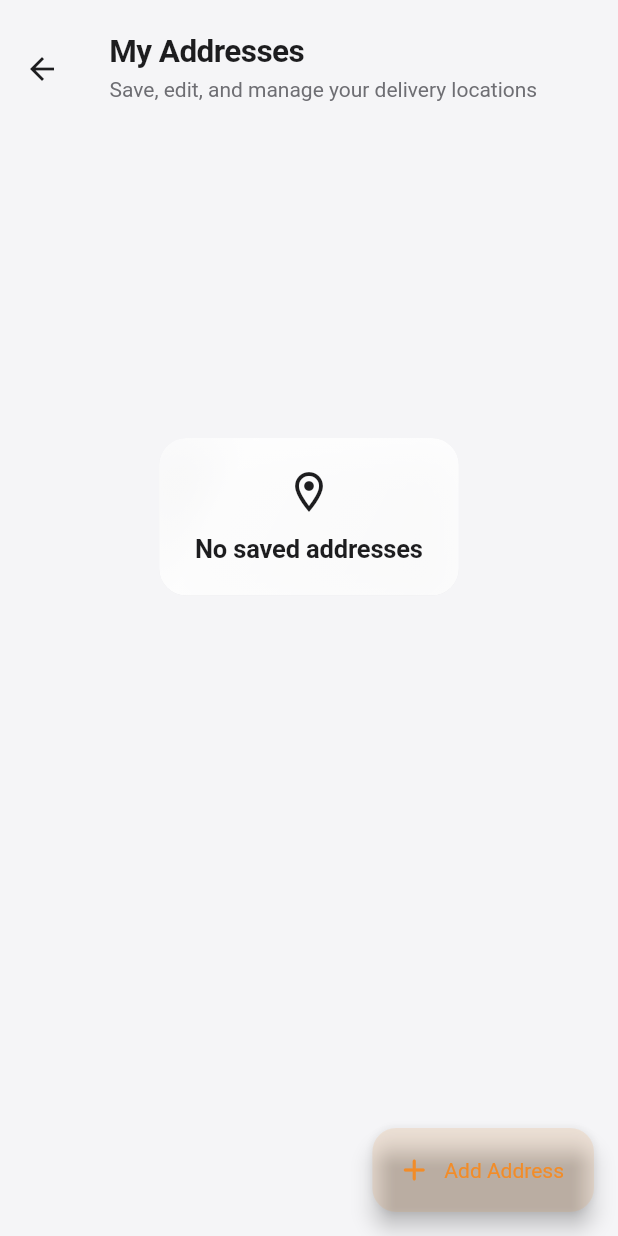
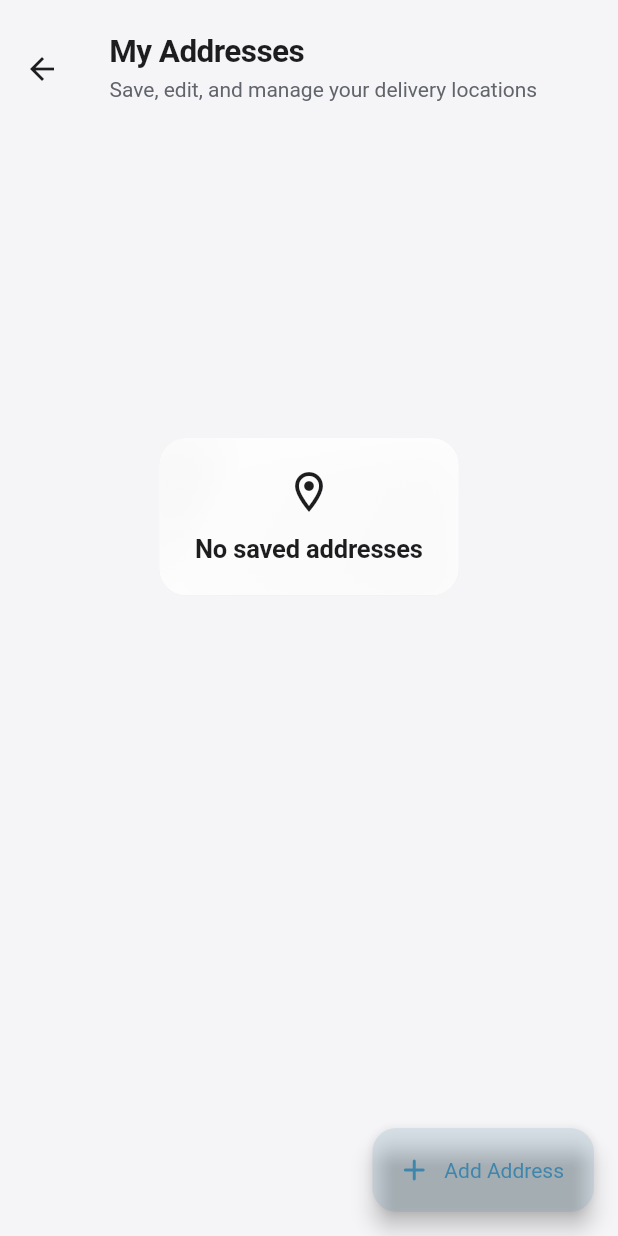
Before and after one commit to shahalamahmed/wafi_ecommerce_app, a Flutter app: the screen it shows after launch, item 5 of the bottom bar chosen, after a tap on "Address", on a phone screen of 412 x 824 dp. Run offline on Flutter 3.47's test engine with Material 3 defaults, Android fonts, the phone set to English and light mode, and no system bars; our stand-ins replace cloud_firestore, dio, file_picker, firebase_auth, firebase_core, flutter_riverpod and 4 more; accounts and stored records are empty; network calls fail.

Commit message:
fix theme color

```diff
--- a/lib/core/constants/colors.dart
+++ b/lib/core/constants/colors.dart
@@ -15,22 +15,22 @@ abstract class AppColors {
   static const Color glassBorderDark = Color(0x33FFFFFF);
   static const Color glassBorderLight = Color(0x14FFFFFF);
 
-  static const Color primaryDark = Color(0xFFFFA94D);
-  static const Color primaryLight = Color(0xFFF28C28);
+  static const Color primaryDark = Color(0xFF58A0C6);
+  static const Color primaryLight = Color(0xFF3F86AC);
 
-  static const Color primaryGlassDark = Color(0x33FFA94D);
-  static const Color primaryGlassLight = Color(0x1FF28C28);
+  static const Color primaryGlassDark = Color(0x3358A0C6);
+  static const Color primaryGlassLight = Color(0x1F3F86AC);
 
-  static const Color primaryBorderDark = Color(0x66FFA94D);
-  static const Color primaryBorderLight = Color(0x33F28C28);
+  static const Color primaryBorderDark = Color(0x6658A0C6);
+  static const Color primaryBorderLight = Color(0x333F86AC);
 
   static const Color onPrimary = Color(0xFFFFFFFF);
 
-  static const Color secondaryDark = Color(0xFF7A7A7A);
-  static const Color secondaryLight = Color(0xFF333333);
+  static const Color secondaryDark = Color(0xFFA5ABB3);
+  static const Color secondaryLight = Color(0xFF3F3F40);
 
-  static const Color secondaryGlassDark = Color(0x1FFFFFFF);
-  static const Color secondaryGlassLight = Color(0x14333333);
+  static const Color secondaryGlassDark = Color(0x1FA5ABB3);
+  static const Color secondaryGlassLight = Color(0x143F3F40);
 
   static const Color successDark = Color(0xFF34D399);
   static const Color successLight = Color(0xFF10B981);
@@ -60,12 +60,12 @@ abstract class AppColors {
   static const Color errorBorderLight = Color(0x40EF4444);
 
   static const Color textPrimaryDark = Color(0xFFFFFFFF);
-  static const Color textSecondaryDark = Color(0xFFCCCCCC);
+  static const Color textSecondaryDark = Color(0xFFC9CDD3);
   static const Color textTertiaryDark = Color(0x99FFFFFF);
   static const Color textDisabledDark = Color(0x52FFFFFF);
 
   static const Color textPrimaryLight = Color(0xFF1D1D1F);
-  static const Color textSecondaryLight = Color(0xFF6E6E73);
+  static const Color textSecondaryLight = Color(0xFF61646B);
   static const Color textTertiaryLight = Color(0xFF86868B);
   static const Color textDisabledLight = Color(0x807A7A7A);
 
```
